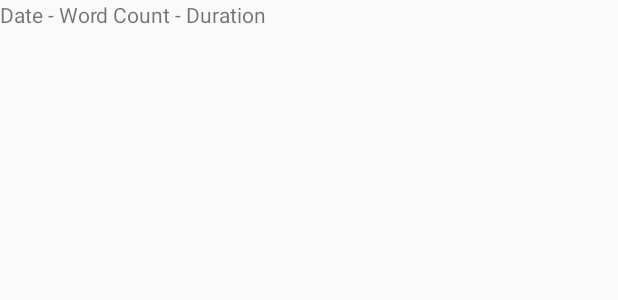
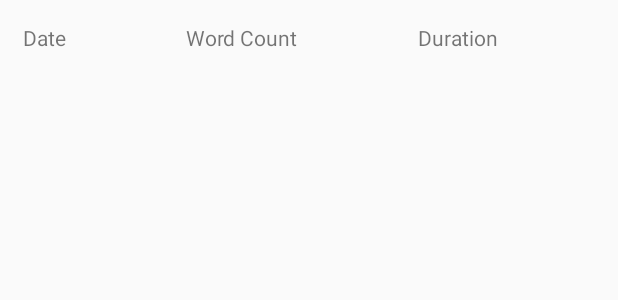
Before and after one commit to siansrd/and_studio_writetrack, an Android app: the layout activity_journal.xml on its own in the app's theme, with its tools: preview values and no code run, on a phone screen of 412 x 824 dp. Shown: the top 300 px of the screen. Run offline under Robolectric (Android 15) with nearby library versions, the phone set to English and light mode, and no system bars.

Commit message:
Fix layout of journal headings.

```diff
--- a/app/src/main/res/layout/activity_journal.xml
+++ b/app/src/main/res/layout/activity_journal.xml
@@ -6,10 +6,31 @@
 
     <!--Add Date Pickers Here to filter-->
 
-    <TextView
-        android:text="Date - Word Count - Duration"
-        android:layout_width="wrap_content"
-        android:layout_height="wrap_content" />
+    <TableLayout
+        android:layout_height="wrap_content"
+        android:layout_width="fill_parent"
+        android:layout_marginLeft="15dp"
+        android:stretchColumns="*">
+        <TableRow
+            android:layout_width="fill_parent"
+            android:layout_height="wrap_content"
+            android:layout_marginTop="15dp"
+            android:stretchColumns="*">
+            <TextView
+                android:layout_width="wrap_content"
+                android:layout_height="wrap_content"
+                android:text="Date" />
+            <TextView
+                android:layout_width="wrap_content"
+                android:layout_height="wrap_content"
+                android:text="Word Count" />
+            <TextView
+                android:layout_width="wrap_content"
+                android:layout_height="wrap_content"
+                android:text="Duration" />
+        </TableRow>
+    </TableLayout>
+
 
     <ListView
         android:id="@+id/entries"
```
